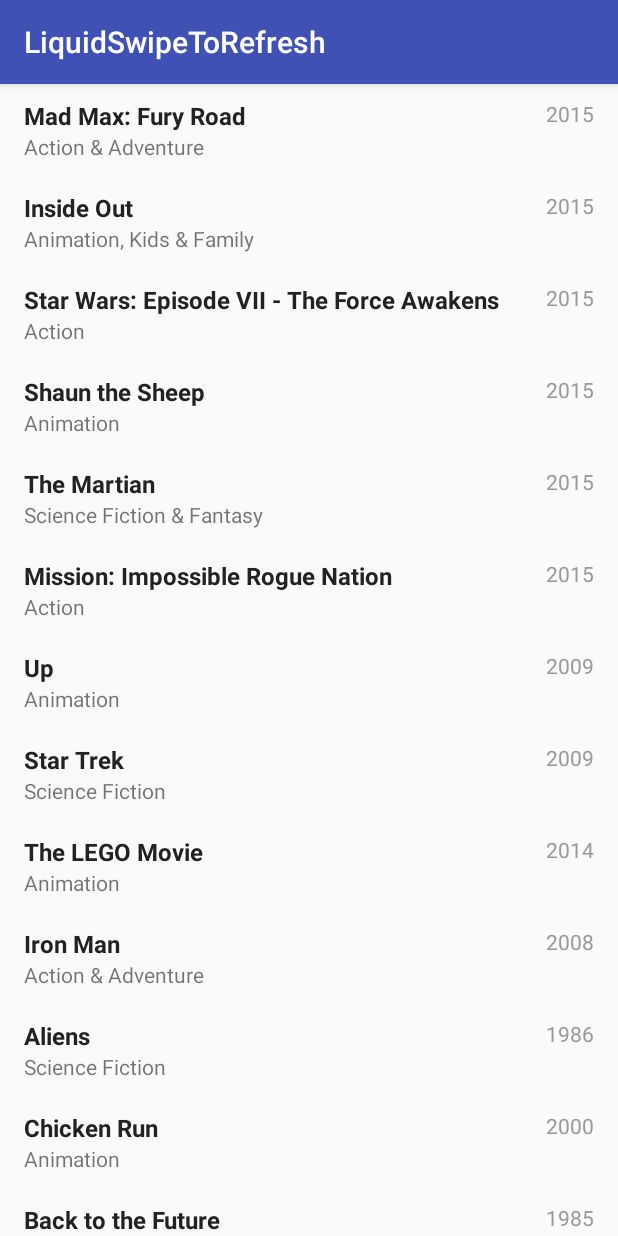
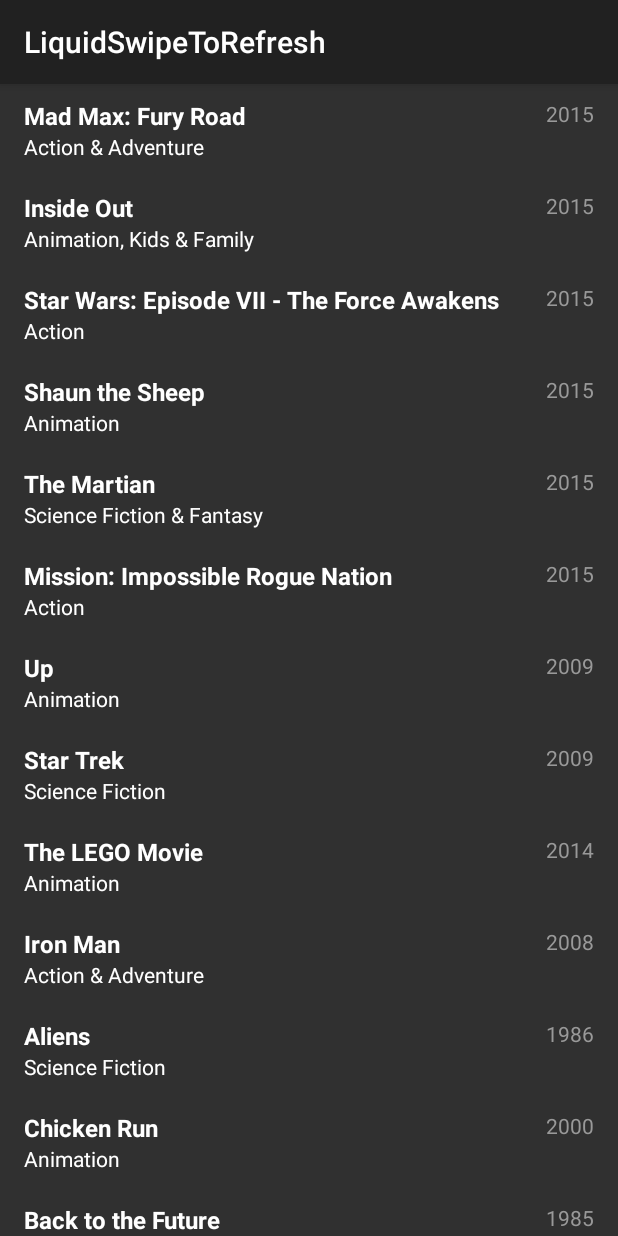
Before and after one commit to mukeshsolanki/liquidrefreshlayout, an Android app: the screen it shows after launch (MainActivity), on a phone screen of 412 x 824 dp. Run offline under Robolectric (Android 15) with nearby library versions, the phone set to English and light mode, and no system bars.

```diff
--- a/app/src/main/java/com/madapps/example/MainActivity.kt
+++ b/app/src/main/java/com/madapps/example/MainActivity.kt
@@ -8,21 +8,19 @@ import android.support.v7.widget.LinearLayoutManager
 import com.madapps.liquid.LiquidRefreshLayout
 import kotlinx.android.synthetic.main.activity_main.recyclerView
 import kotlinx.android.synthetic.main.activity_main.refreshLayout
-import java.util.Timer
-import kotlin.concurrent.schedule
 
 class MainActivity : AppCompatActivity() {
   private val movieList = ArrayList<Movie>()
-  private var mAdapter: MoviesAdapter? = null
+  private var adapter: MoviesAdapter? = null
 
   override fun onCreate(savedInstanceState: Bundle?) {
     super.onCreate(savedInstanceState)
     setContentView(R.layout.activity_main)
-    mAdapter = MoviesAdapter(movieList)
+    adapter = MoviesAdapter(movieList)
     val mLayoutManager = LinearLayoutManager(applicationContext)
     recyclerView?.layoutManager = mLayoutManager
     recyclerView?.itemAnimator = DefaultItemAnimator()
-    recyclerView?.adapter = mAdapter
+    recyclerView?.adapter = adapter
     prepareMovieData()
     refreshLayout.setOnRefreshListener(object : LiquidRefreshLayout.OnRefreshListener {
       override fun completeRefresh() {
@@ -70,6 +68,6 @@ class MainActivity : AppCompatActivity() {
     movieList.add(movie)
     movie = Movie("Guardians of the Galaxy", "Science Fiction & Fantasy", "2014")
     movieList.add(movie)
-    mAdapter?.notifyDataSetChanged()
+    adapter?.notifyDataSetChanged()
   }
 }
--- a/app/src/main/res/layout/activity_main.xml
+++ b/app/src/main/res/layout/activity_main.xml
@@ -5,6 +5,7 @@
     xmlns:tools="http://schemas.android.com/tools"
     android:layout_width="match_parent"
     android:layout_height="match_parent"
+    android:background="@color/colorBackground"
     tools:context=".MainActivity"
     >
 
@@ -13,7 +14,7 @@
       android:layout_width="match_parent"
       android:layout_height="match_parent"
       app:AniBackColor="@color/colorAccent"
-      app:AniForeColor="@color/colorPrimary"
+      app:AniForeColor="@color/colorBackground"
       app:CircleSmaller="6"
       >
     <android.support.v7.widget.RecyclerView
--- a/app/src/main/res/values/colors.xml
+++ b/app/src/main/res/values/colors.xml
@@ -1,8 +1,13 @@
 <?xml version="1.0" encoding="utf-8"?>
 <resources>
-  <color name="colorPrimary">#3F51B5</color>
-  <color name="colorPrimaryDark">#303F9F</color>
-  <color name="colorAccent">#FF4081</color>
+  <color name="colorPrimary">#212121</color>
+  <color name="colorPrimaryDark">#000000</color>
+  <color name="colorAccent">#448AFF</color>
+  <color name="colorBackground">#303030</color>
+  <color name="colorCardViewBackground">#424242</color>
+  <color name="colorPrimaryText">#FFFFFFFF</color>
+  <color name="colorSecondaryText">#B3FFFFFF</color>
+  <color name="colorDisabledText">#80FFFFFF</color>
   <color name="year">#999999</color>
-  <color name="title">#222222</color>
+  <color name="title">#FFFFFFFF</color>
 </resources>
--- a/app/src/main/res/values/styles.xml
+++ b/app/src/main/res/values/styles.xml
@@ -6,6 +6,7 @@
     <item name="colorPrimary">@color/colorPrimary</item>
     <item name="colorPrimaryDark">@color/colorPrimaryDark</item>
     <item name="colorAccent">@color/colorAccent</item>
+    <item name="android:textColor">@color/colorPrimaryText</item>
   </style>
 
 </resources>
```
